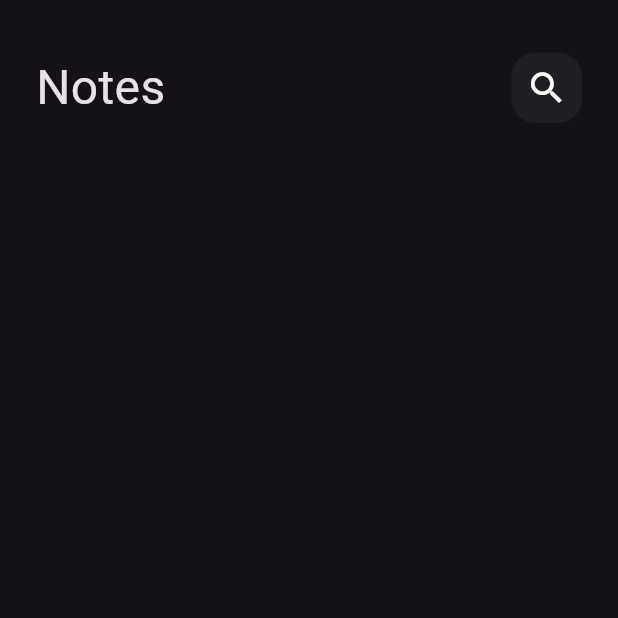
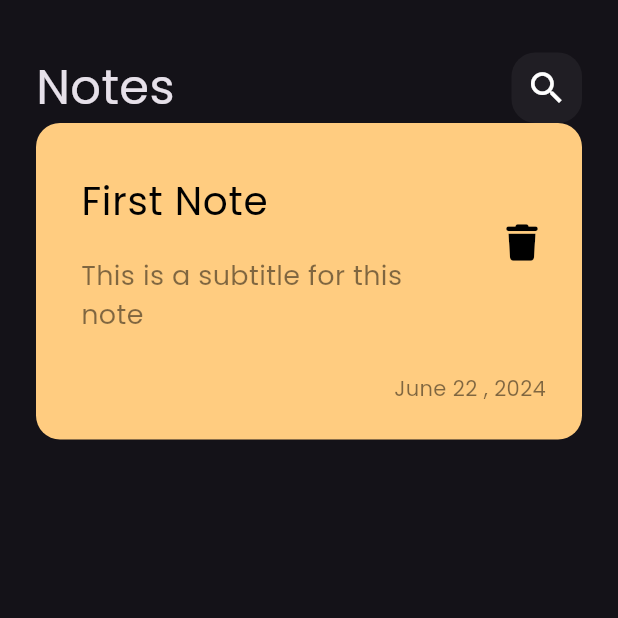
Before and after one commit to hazzemsalah/Note_App, a Flutter app: the screen it shows after launch, on a phone screen of 412 x 824 dp, the top half of it. Run offline on Flutter 3.47's test engine with Material 3 defaults, Android fonts, the phone set to English and light mode, and no system bars; our stand-ins replace font_awesome_flutter.

Commit message:
Create custom note item

```diff
--- a/lib/main.dart
+++ b/lib/main.dart
@@ -10,7 +10,10 @@ class NotesApp extends StatelessWidget {
   @override
   Widget build(BuildContext context) {
     return MaterialApp(
-      theme: ThemeData.dark(),
+      theme: ThemeData(
+        brightness: Brightness.dark,
+        fontFamily: "Poppins",
+      ),
       home: const NotesView(),
     );
   }
--- a/lib/views/notes_view.dart
+++ b/lib/views/notes_view.dart
@@ -6,7 +6,7 @@ class NotesView extends StatelessWidget {
 
   @override
   Widget build(BuildContext context) {
-    return Scaffold(
+    return const Scaffold(
       body: NotesViewBody(),
     );
   }
--- /dev/null
+++ b/lib/views/widgets/custom_note_item.dart
@@ -0,0 +1,62 @@
+import 'package:flutter/material.dart';
+import 'package:font_awesome_flutter/font_awesome_flutter.dart';
+
+class NoteItem extends StatelessWidget {
+  const NoteItem({super.key});
+
+  @override
+  Widget build(BuildContext context) {
+    return Container(
+      padding: const EdgeInsets.only(top: 24, bottom: 24, left: 14),
+      decoration: BoxDecoration(
+        color: const Color(0xffFFCC80),
+        borderRadius: BorderRadius.circular(16),
+      ),
+      child: Column(
+        crossAxisAlignment: CrossAxisAlignment.end,
+        children: [
+          ListTile(
+            title: const Text(
+              "First Note",
+              style: TextStyle(
+                color: Colors.black,
+                fontSize: 26,
+              ),
+            ),
+            subtitle: Padding(
+              padding: const EdgeInsets.symmetric(vertical: 18),
+              child: Text(
+                "This is a subtitle for this note",
+                style: TextStyle(
+                  color: Colors.black.withOpacity(0.5),
+                  fontSize: 18,
+                ),
+              ),
+            ),
+            trailing: Padding(
+              padding: const EdgeInsets.only(bottom: 32),
+              child: IconButton(
+                padding: const EdgeInsets.only(left: 16),
+                onPressed: () {},
+                icon: const Icon(
+                  FontAwesomeIcons.trash,
+                  color: Colors.black,
+                  size: 24,
+                ),
+              ),
+            ),
+          ),
+          Padding(
+            padding: const EdgeInsets.only(right: 24),
+            child: Text(
+              "June 22 , 2024",
+              style: TextStyle(
+                color: Colors.black.withOpacity(0.5),
+              ),
+            ),
+          ),
+        ],
+      ),
+    );
+  }
+}
--- a/lib/views/widgets/custom_search_icon.dart
+++ b/lib/views/widgets/custom_search_icon.dart
@@ -6,6 +6,7 @@ class CustomSearchIcon extends StatelessWidget {
   @override
   Widget build(BuildContext context) {
     return Container(
+
       height: 47,
       width: 47,
       decoration: BoxDecoration(
--- a/lib/views/widgets/notes_view_body.dart
+++ b/lib/views/widgets/notes_view_body.dart
@@ -1,5 +1,7 @@
 import 'package:_9_note_app/views/widgets/custom_app_bar.dart';
+import 'package:_9_note_app/views/widgets/custom_note_item.dart';
 import 'package:flutter/material.dart';
+
 
 class NotesViewBody extends StatelessWidget {
   const NotesViewBody({super.key});
@@ -12,6 +14,7 @@ class NotesViewBody extends StatelessWidget {
         children: [
           SizedBox(height: 35),
           CustomAppBar(),
+          NoteItem(),
         ],
       ),
     );
```
Also changed, not shown: pubspec.yaml (+7 -7 lines), assets/fonts/Poppins-Regular.ttf (added), pubspec.lock.
